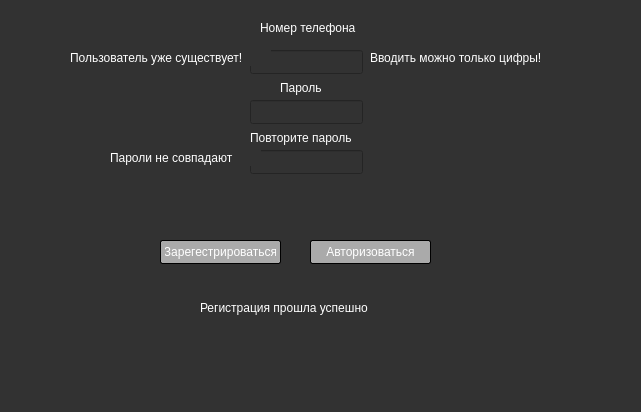
Before: the Qt Designer form registration.ui in artik0811/ud_kursach, drawn with Qt 5.
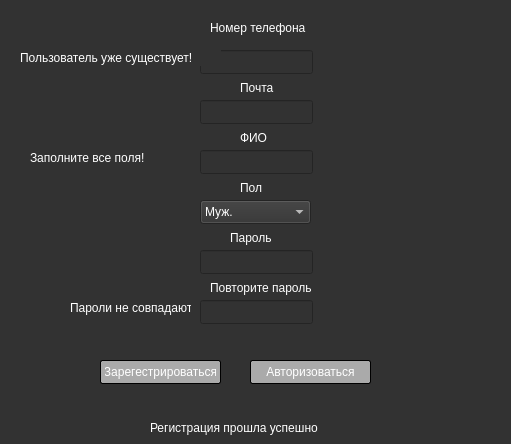
After: the same form once the commit is applied.

The edit to the form file:
```diff
--- a/registration.ui
+++ b/registration.ui
@@ -6,8 +6,8 @@
    <rect>
     <x>0</x>
     <y>0</y>
-    <width>641</width>
-    <height>412</height>
+    <width>511</width>
+    <height>444</height>
    </rect>
   </property>
   <property name="windowTitle">
@@ -19,7 +19,7 @@
   <widget class="QLineEdit" name="loginEdit">
    <property name="geometry">
     <rect>
-     <x>250</x>
+     <x>200</x>
      <y>50</y>
      <width>113</width>
      <height>24</height>
@@ -32,8 +32,8 @@
   <widget class="QLineEdit" name="pass1Edit">
    <property name="geometry">
     <rect>
-     <x>250</x>
-     <y>100</y>
+     <x>200</x>
+     <y>250</y>
      <width>113</width>
      <height>24</height>
     </rect>
@@ -45,8 +45,8 @@
   <widget class="QLineEdit" name="passEdit2">
    <property name="geometry">
     <rect>
-     <x>250</x>
-     <y>150</y>
+     <x>200</x>
+     <y>300</y>
      <width>113</width>
      <height>24</height>
     </rect>
@@ -58,8 +58,8 @@
   <widget class="QPushButton" name="pushButton">
    <property name="geometry">
     <rect>
-     <x>160</x>
-     <y>240</y>
+     <x>100</x>
+     <y>360</y>
      <width>121</width>
      <height>24</height>
     </rect>
@@ -84,7 +84,7 @@
   <widget class="QLabel" name="label">
    <property name="geometry">
     <rect>
-     <x>260</x>
+     <x>210</x>
      <y>20</y>
      <width>101</width>
      <height>16</height>
@@ -100,8 +100,8 @@
   <widget class="QLabel" name="label_2">
    <property name="geometry">
     <rect>
-     <x>280</x>
-     <y>80</y>
+     <x>230</x>
+     <y>230</y>
      <width>49</width>
      <height>16</height>
     </rect>
@@ -116,9 +116,9 @@
   <widget class="QLabel" name="label_3">
    <property name="geometry">
     <rect>
-     <x>250</x>
-     <y>130</y>
-     <width>121</width>
+     <x>210</x>
+     <y>280</y>
+     <width>101</width>
      <height>16</height>
     </rect>
    </property>
@@ -132,8 +132,8 @@
   <widget class="QPushButton" name="pushButton_2">
    <property name="geometry">
     <rect>
-     <x>310</x>
-     <y>240</y>
+     <x>250</x>
+     <y>360</y>
      <width>121</width>
      <height>24</height>
     </rect>
@@ -158,7 +158,7 @@
   <widget class="QLabel" name="label_4">
    <property name="geometry">
     <rect>
-     <x>70</x>
+     <x>20</x>
      <y>50</y>
      <width>201</width>
      <height>16</height>
@@ -174,9 +174,9 @@
   <widget class="QLabel" name="label_5">
    <property name="geometry">
     <rect>
-     <x>110</x>
-     <y>150</y>
-     <width>151</width>
+     <x>70</x>
+     <y>300</y>
+     <width>121</width>
      <height>16</height>
     </rect>
    </property>
@@ -190,9 +190,9 @@
   <widget class="QLabel" name="label_6">
    <property name="geometry">
     <rect>
-     <x>200</x>
-     <y>300</y>
-     <width>261</width>
+     <x>150</x>
+     <y>420</y>
+     <width>181</width>
      <height>16</height>
     </rect>
    </property>
@@ -203,12 +203,109 @@
     <string>Регистрация прошла успешно</string>
    </property>
   </widget>
-  <widget class="QLabel" name="label_7">
+  <widget class="QLineEdit" name="lineEdit_mail">
    <property name="geometry">
     <rect>
-     <x>370</x>
-     <y>50</y>
-     <width>191</width>
+     <x>200</x>
+     <y>100</y>
+     <width>113</width>
+     <height>24</height>
+    </rect>
+   </property>
+   <property name="styleSheet">
+    <string notr="true">color:rgb(255,255,255)</string>
+   </property>
+  </widget>
+  <widget class="QLabel" name="label_8">
+   <property name="geometry">
+    <rect>
+     <x>240</x>
+     <y>80</y>
+     <width>41</width>
+     <height>16</height>
+    </rect>
+   </property>
+   <property name="styleSheet">
+    <string notr="true">color:rgb(255,255,255)</string>
+   </property>
+   <property name="text">
+    <string>Почта</string>
+   </property>
+  </widget>
+  <widget class="QLineEdit" name="lineEdit">
+   <property name="geometry">
+    <rect>
+     <x>200</x>
+     <y>150</y>
+     <width>113</width>
+     <height>24</height>
+    </rect>
+   </property>
+   <property name="styleSheet">
+    <string notr="true">color:rgb(255,255,255)</string>
+   </property>
+  </widget>
+  <widget class="QLabel" name="label_9">
+   <property name="geometry">
+    <rect>
+     <x>240</x>
+     <y>130</y>
+     <width>31</width>
+     <height>16</height>
+    </rect>
+   </property>
+   <property name="styleSheet">
+    <string notr="true">color:rgb(255,255,255)</string>
+   </property>
+   <property name="text">
+    <string>ФИО</string>
+   </property>
+  </widget>
+  <widget class="QComboBox" name="comboBox">
+   <property name="geometry">
+    <rect>
+     <x>200</x>
+     <y>200</y>
+     <width>111</width>
+     <height>24</height>
+    </rect>
+   </property>
+   <property name="styleSheet">
+    <string notr="true">color:rgb(255,255,255)</string>
+   </property>
+   <item>
+    <property name="text">
+     <string>Муж.</string>
+    </property>
+   </item>
+   <item>
+    <property name="text">
+     <string>Жен.</string>
+    </property>
+   </item>
+  </widget>
+  <widget class="QLabel" name="label_10">
+   <property name="geometry">
+    <rect>
+     <x>240</x>
+     <y>180</y>
+     <width>49</width>
+     <height>16</height>
+    </rect>
+   </property>
+   <property name="styleSheet">
+    <string notr="true">color:rgb(255,255,255)</string>
+   </property>
+   <property name="text">
+    <string>Пол</string>
+   </property>
+  </widget>
+  <widget class="QLabel" name="label_11">
+   <property name="geometry">
+    <rect>
+     <x>30</x>
+     <y>150</y>
+     <width>121</width>
      <height>16</height>
     </rect>
    </property>
@@ -216,7 +313,7 @@
     <string notr="true">color: rgb(255,255,255)</string>
    </property>
    <property name="text">
-    <string>Вводить можно только цифры!</string>
+    <string>Заполните все поля!</string>
    </property>
   </widget>
  </widget>
```
